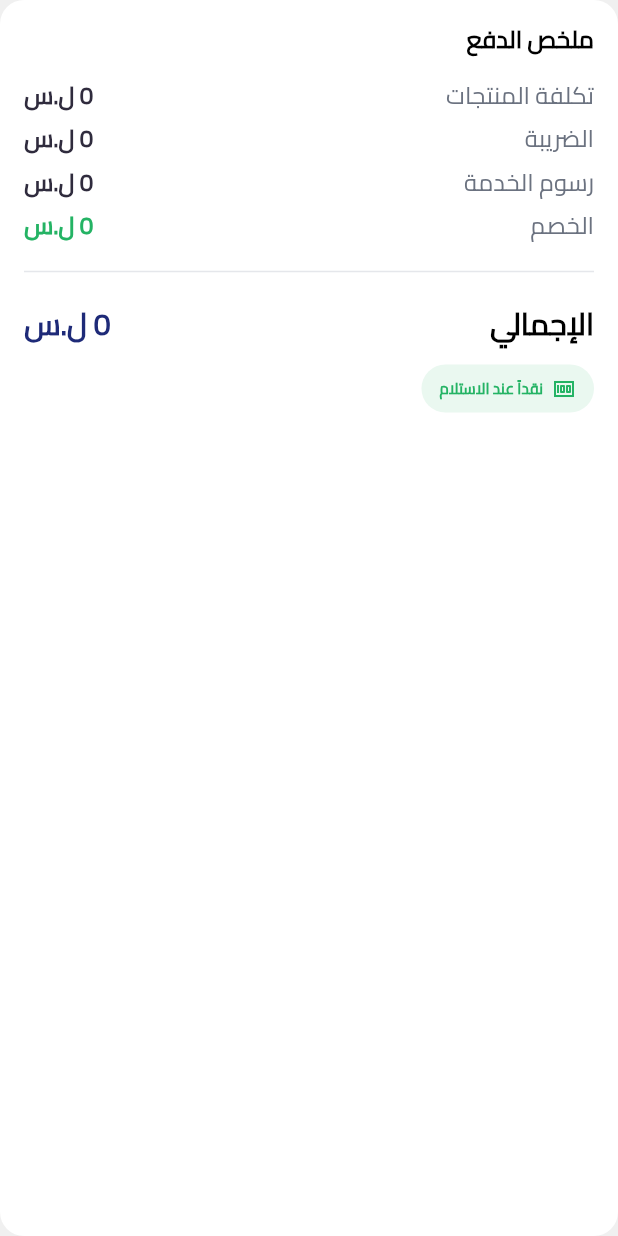
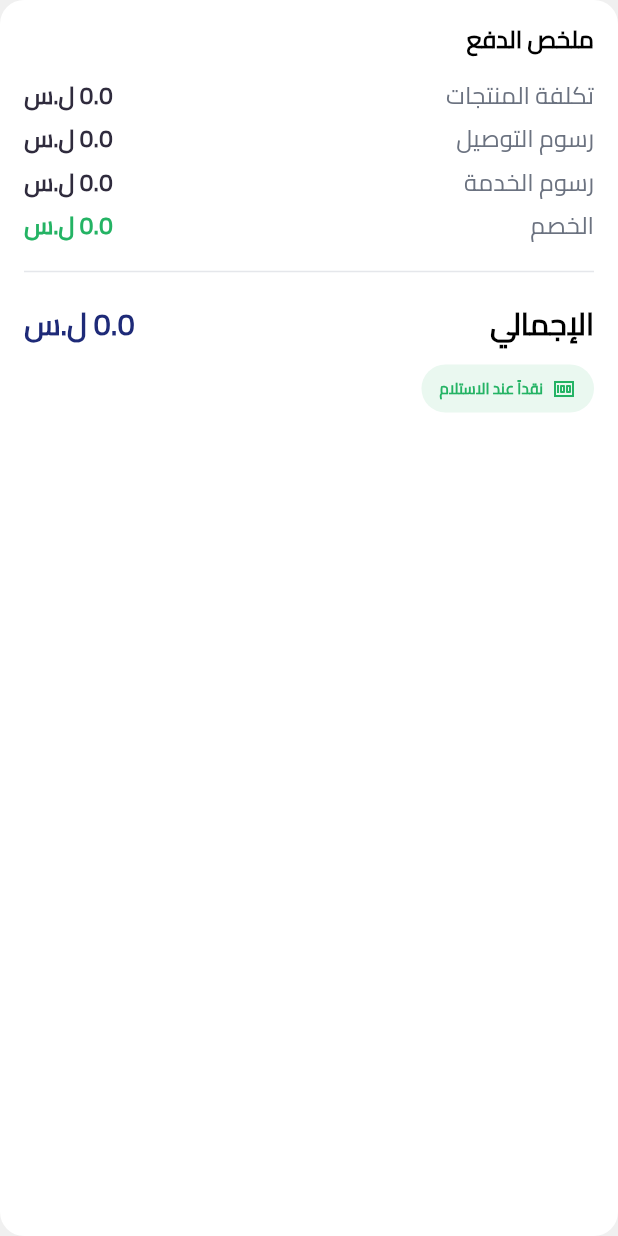
Before and after one commit to dllni-app/dllni_resturant_owner_app, a Flutter app: the OrderDetailsSummaryCard widget shown alone on an empty page, opened directly with empty values, on a phone screen of 412 x 824 dp. Run offline on Flutter 3.47's test engine with Material 3 defaults, Android fonts, the phone set to English and light mode, and no system bars; our stand-ins replace awesome_notifications, cached_network_image, dartz, dio, dotted_border, easy_localization and 19 more; missing offline and left inert: build, source_gen; accounts and stored records are empty; network calls fail.

Commit message:
Show delivery fee in order payment summary

```diff
--- a/lib/features/orders/view/widgets/order_details_summary_card.dart
+++ b/lib/features/orders/view/widgets/order_details_summary_card.dart
@@ -21,15 +21,19 @@ class OrderDetailsSummaryCard extends StatelessWidget {
           const SizedBox(height: 16),
           _row('تكلفة المنتجات', amounts.subtotal, context),
           const SizedBox(height: 8),
-          _row('الضريبة', amounts.tax, context),
+          _row('رسوم التوصيل', amounts.deliveryFee, context),
           const SizedBox(height: 8),
           _row('رسوم الخدمة', amounts.serviceFee, context),
+          if (amounts.tax != 0) ...[
+            const SizedBox(height: 8),
+            _row('الضريبة', amounts.tax, context),
+          ],
           const SizedBox(height: 8),
           _row('الخصم', amounts.discount, context, isDiscount: true),
           const SizedBox(height: 12),
           const Divider(color: Color(0xffE5E7EB)),
           const SizedBox(height: 12),
-          Row(mainAxisAlignment: MainAxisAlignment.spaceBetween, children: [AppText.titleMedium('الإجمالي', fontWeight: FontWeight.bold), AppText.titleMedium('${amounts.total.toStringAsFixed(0)} ل.س', fontWeight: FontWeight.bold, color: context.primary)]),
+          Row(mainAxisAlignment: MainAxisAlignment.spaceBetween, children: [AppText.titleMedium('الإجمالي', fontWeight: FontWeight.bold), AppText.titleMedium('${amounts.total.toStringAsFixed(1)} ل.س', fontWeight: FontWeight.bold, color: context.primary)]),
           const SizedBox(height: 12),
           Container(
             padding: const EdgeInsetsDirectional.symmetric(horizontal: 12, vertical: 8),
@@ -42,6 +46,6 @@ class OrderDetailsSummaryCard extends StatelessWidget {
   }
 
   Widget _row(String label, double value, BuildContext context, {bool isDiscount = false}) {
-    return Row(mainAxisAlignment: MainAxisAlignment.spaceBetween, children: [AppText.bodyMedium(label, color: const Color(0xff6B7280), fontWeight: FontWeight.w400), AppText.bodyMedium('${value.toStringAsFixed(0)} ل.س', color: isDiscount ? const Color(0xff24B364) : const Color(0xff2F2B3D), fontWeight: FontWeight.bold)]);
+    return Row(mainAxisAlignment: MainAxisAlignment.spaceBetween, children: [AppText.bodyMedium(label, color: const Color(0xff6B7280), fontWeight: FontWeight.w400), AppText.bodyMedium('${value.toStringAsFixed(1)} ل.س', color: isDiscount ? const Color(0xff24B364) : const Color(0xff2F2B3D), fontWeight: FontWeight.bold)]);
   }
 }
```
